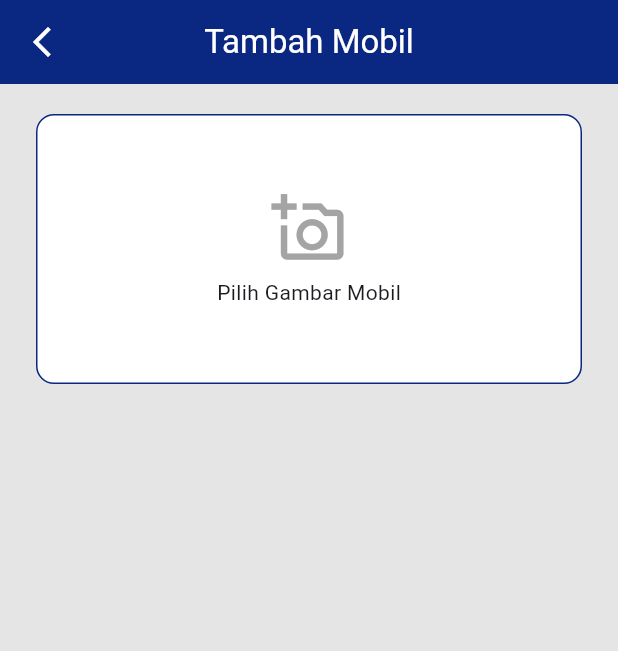
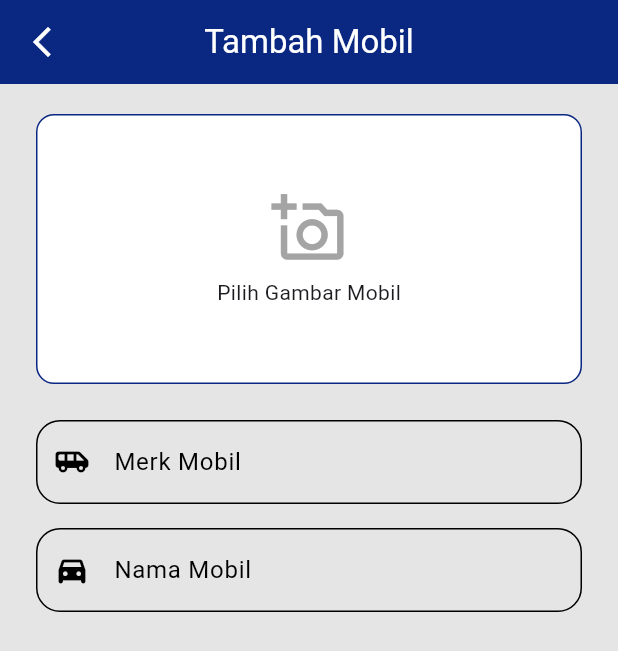
Before and after one commit to emzhran/ShaftRent, a Flutter app: the AddCarScreen screen opened directly, on a phone screen of 412 x 824 dp. Shown: the top 651 px of the screen. Run offline on Flutter 3.47's test engine with Material 3 defaults, Android fonts, the phone set to English and light mode, and no system bars; our stand-ins replace cached_network_image, dartz, dropdown_button2, flutter_bloc, flutter_secure_storage, image_picker; accounts and stored records are empty.

Commit message:
menambahkan textfield untuk input merk dan nama mobil

```diff
--- a/lib/presentation/admin/car/widget/add_car_screen.dart
+++ b/lib/presentation/admin/car/widget/add_car_screen.dart
@@ -3,6 +3,7 @@ import 'dart:io';
 
 import 'package:flutter/material.dart';
 import 'package:image_picker/image_picker.dart';
+import 'package:shaft_rent/core/components/custom_text_field.dart';
 import 'package:shaft_rent/core/components/spaces.dart';
 import 'package:shaft_rent/core/constants/colors.dart';
 
@@ -140,7 +141,29 @@ class _AddCarScreenState extends State<AddCarScreen> {
                       ),
                     )
               ),
-            )
+            ),
+            SpaceHeight(24),
+            CustomTextField(
+              controller: merkMobilController,
+              label: 'Merk Mobil',
+              showLabel: false,
+              validator: 'Merk Mobil tidak boleh kosong',
+              textColor: AppColors.black,
+              labelColor: AppColors.black,
+              borderColor: AppColors.black,
+              prefixIcon: const Icon(Icons.airport_shuttle_rounded, color: AppColors.black)
+            ),
+            SpaceHeight(16),
+            CustomTextField(
+              controller: namaMobilController,
+              label: 'Nama Mobil',
+              showLabel: false,
+              validator: 'Nama Mobil tidak boleh kosong',
+              textColor: AppColors.black,
+              labelColor: AppColors.black,
+              borderColor: AppColors.black,
+              prefixIcon: const Icon(Icons.directions_car_filled_rounded, color: AppColors.black)
+            ),
           ],
         )
       ),
```
